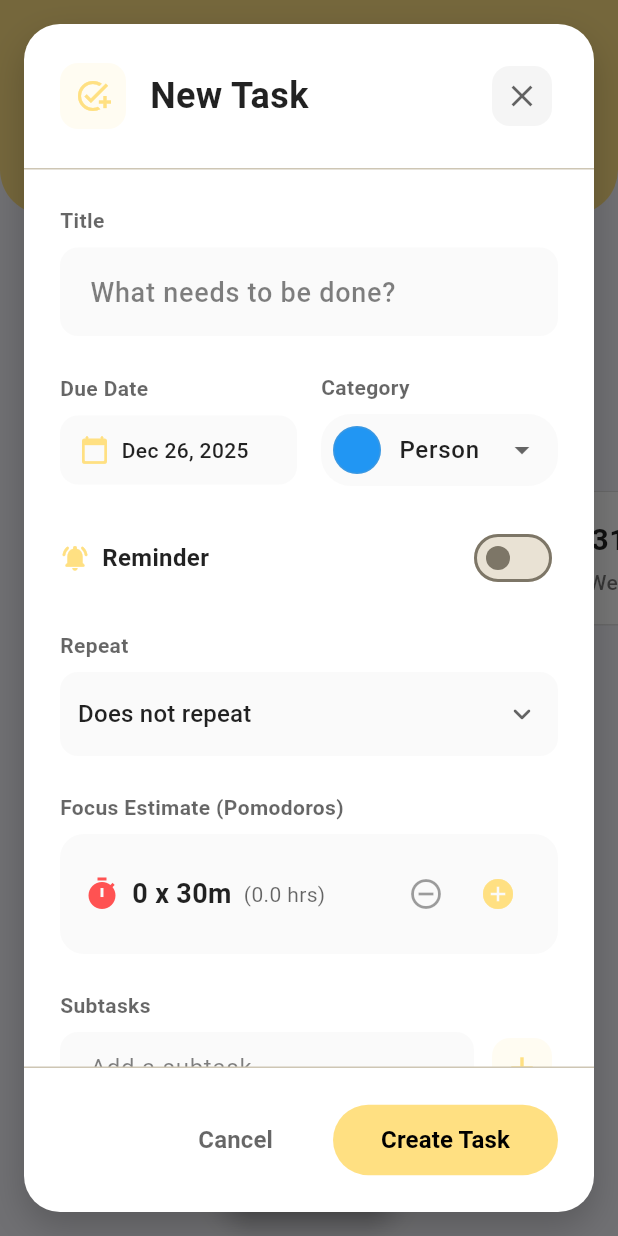
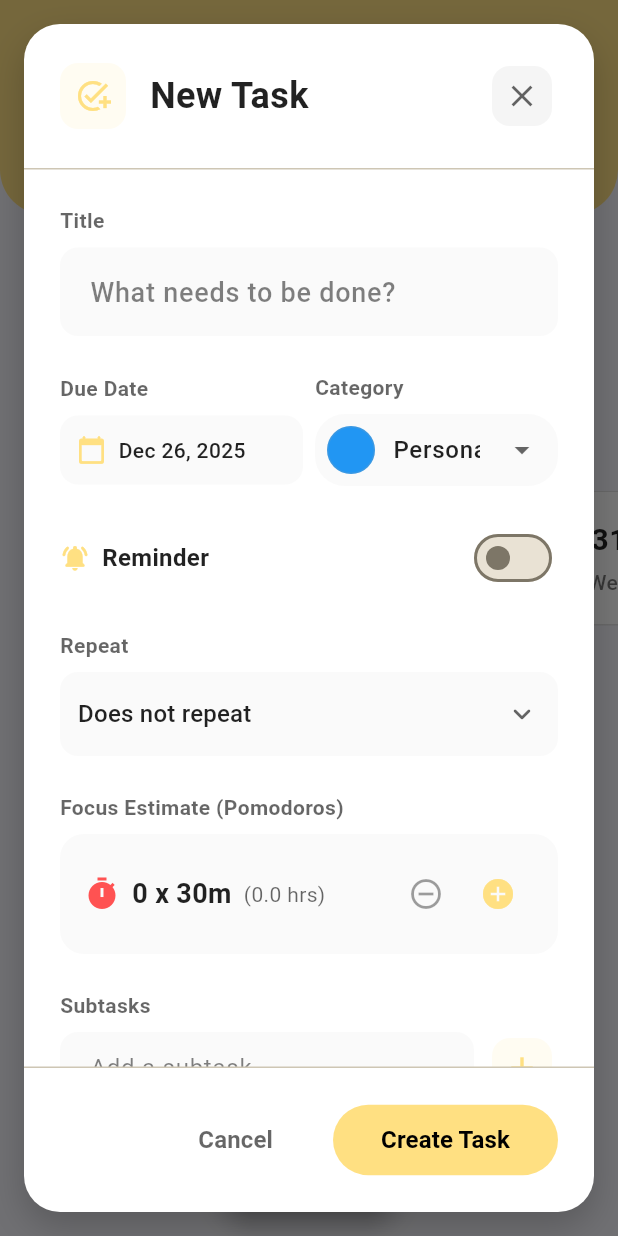
Before and after one commit to Gangasaikumar/Todo_App_flutter, a Flutter app: the HomeScreen screen opened directly, after a tap on "Add Task", on a phone screen of 412 x 824 dp. Run offline on Flutter 3.47's test engine with Material 3 defaults, Android fonts, the light colour scheme and no system bars; our stand-ins replace audioplayers, fl_chart, flutter_colorpicker, flutter_local_notifications, isar, permission_handler and 3 more; missing offline and left inert: flutter_quill; accounts and stored records are empty; generated files the repository leaves out were written again.

Commit message:
iphone improvements

```diff
--- a/lib/services/notification_service.dart
+++ b/lib/services/notification_service.dart
@@ -47,9 +47,18 @@ class AppNotificationService {
             guid: 'a26517b0-f6cd-49eb-b877-543f62e0b1fb',
           );
 
+      const DarwinInitializationSettings initializationSettingsDarwin =
+          DarwinInitializationSettings(
+            requestAlertPermission: true,
+            requestBadgePermission: true,
+            requestSoundPermission: true,
+          );
+
       final InitializationSettings initializationSettings =
           InitializationSettings(
             android: initializationSettingsAndroid,
+            iOS: initializationSettingsDarwin,
+            macOS: initializationSettingsDarwin,
             linux: initializationSettingsLinux,
             windows: initializationSettingsWindows,
           );
@@ -89,6 +98,19 @@ class AppNotificationService {
   Future<bool> requestPermissions() async {
     await init();
 
+    if (Platform.isIOS || Platform.isMacOS) {
+      final bool? result = await flutterLocalNotificationsPlugin
+          .resolvePlatformSpecificImplementation<
+            IOSFlutterLocalNotificationsPlugin
+          >()
+          ?.requestPermissions(
+            alert: true,
+            badge: true,
+            sound: true,
+          );
+       return result ?? false;
+
+    } else if (Platform.isAndroid) {
       final AndroidFlutterLocalNotificationsPlugin? androidImplementation =
           flutterLocalNotificationsPlugin
               .resolvePlatformSpecificImplementation<
@@ -96,9 +118,7 @@ class AppNotificationService {
               >();
 
       if (androidImplementation == null) {
-      // On non-Android platforms, we assume permissions are either not needed or handled differently for now
-      // For Windows, creating the local notification doesn't require run-time permission in the same way
-      return !Platform.isAndroid;
+        return false;
       }
 
       final bool? exactAlarmGranted = await androidImplementation
@@ -108,6 +128,9 @@ class AppNotificationService {
           .requestNotificationsPermission();
 
       return (exactAlarmGranted ?? true) && (notificationGranted ?? true);
+    }
+
+    return true;
   }
 
   Future<void> showImmediateNotification() async {
@@ -128,6 +151,16 @@ class AppNotificationService {
 
     const NotificationDetails notificationDetails = NotificationDetails(
       android: androidDetails,
+      iOS: DarwinNotificationDetails(
+        presentAlert: true,
+        presentBadge: true,
+        presentSound: true,
+      ),
+      macOS: DarwinNotificationDetails(
+        presentAlert: true,
+        presentBadge: true,
+        presentSound: true,
+      ),
     );
 
     await flutterLocalNotificationsPlugin.show(
@@ -158,6 +191,16 @@ class AppNotificationService {
 
     const NotificationDetails notificationDetails = NotificationDetails(
       android: androidDetails,
+      iOS: DarwinNotificationDetails(
+        presentAlert: true,
+        presentBadge: true,
+        presentSound: true,
+      ),
+      macOS: DarwinNotificationDetails(
+        presentAlert: true,
+        presentBadge: true,
+        presentSound: true,
+      ),
     );
 
     // Use a unique ID based on time to avoid overwriting
@@ -223,6 +266,16 @@ class AppNotificationService {
             playSound: true,
             fullScreenIntent: true,
           ),
+          iOS: DarwinNotificationDetails(
+            presentAlert: true,
+            presentBadge: true,
+            presentSound: true,
+          ),
+          macOS: DarwinNotificationDetails(
+            presentAlert: true,
+            presentBadge: true,
+            presentSound: true,
+          ),
         ),
         androidScheduleMode: AndroidScheduleMode.exactAllowWhileIdle,
       );
--- a/lib/widgets/dialogs/add_todo_dialog.dart
+++ b/lib/widgets/dialogs/add_todo_dialog.dart
@@ -346,7 +346,7 @@ class _AddTodoDialogState extends State<AddTodoDialog> {
                                   },
                                   borderRadius: BorderRadius.circular(12),
                                   child: Container(
-                                    padding: const EdgeInsets.all(12),
+                                    padding: const EdgeInsets.symmetric(horizontal: 10, vertical: 12),
                                     decoration: BoxDecoration(
                                       color: isDark
                                           ? Colors.grey[800]!.withOpacity(0.5)
@@ -380,7 +380,7 @@ class _AddTodoDialogState extends State<AddTodoDialog> {
                               ],
                             ),
                           ),
-                          const SizedBox(width: 16),
+                          const SizedBox(width: 8),
                           // Category Dropdown
                           Expanded(
                             child: Column(
@@ -487,9 +487,9 @@ class _AddTodoDialogState extends State<AddTodoDialog> {
                                                         ? Colors.grey[800]!
                                                               .withOpacity(0.5)
                                                         : Colors.grey[50],
-                                                    contentPadding:
-                                                        const EdgeInsets.symmetric(
-                                                          horizontal: 16,
+                                                        contentPadding:
+                                                            const EdgeInsets.symmetric(
+                                                          horizontal: 12,
                                                           vertical: 12,
                                                         ),
                                                     border: OutlineInputBorder(
```
Also changed, not shown: 3 other files. Lines whose indentation alone changed are shown as unchanged.
